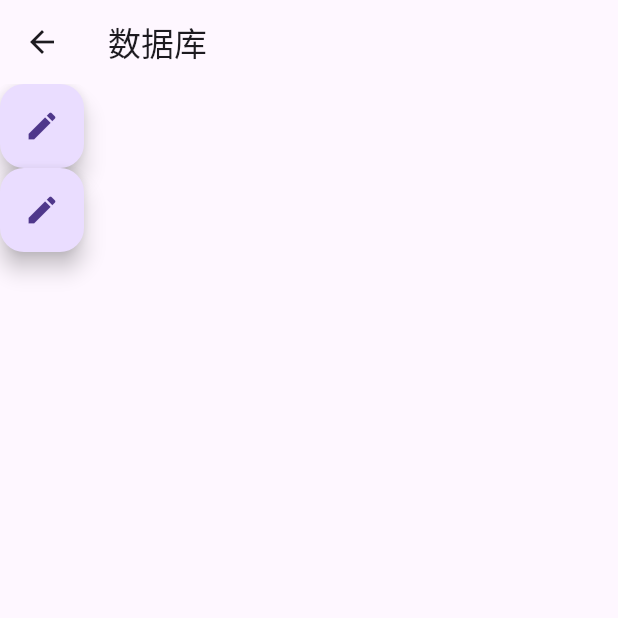
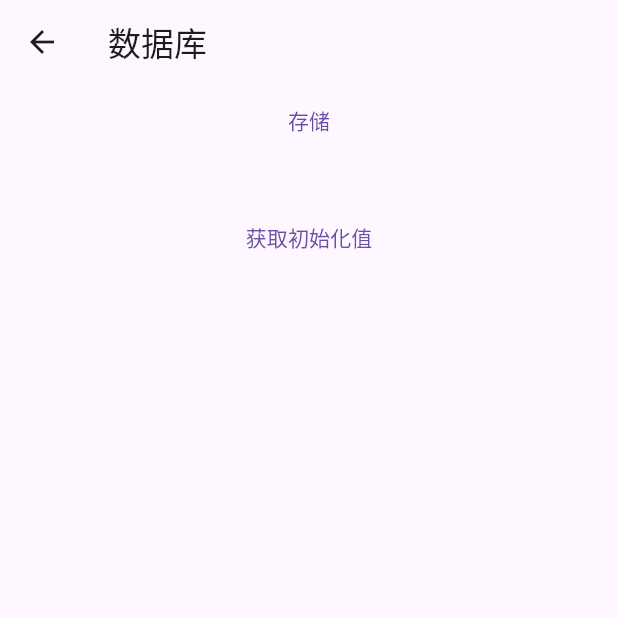
Before and after one commit to eatfishs/flutter-tool, a Flutter app: the dbPage screen opened directly, on a phone screen of 412 x 824 dp, the top half of it. Run offline on Flutter 3.47's test engine with Material 3 defaults, Android fonts, the phone set to English and light mode, and no system bars; our stand-ins replace date_format, shared_preferences; missing offline and left inert: dart:ffi; accounts and stored records are empty.

Commit message:
feat:存储值

```diff
--- a/flutter_module/lib/app/main.dart
+++ b/flutter_module/lib/app/main.dart
@@ -1,19 +1,24 @@
+import 'dart:ffi';
 import 'package:flutter/material.dart';
 import 'package:flutter/services.dart';
 import 'package:flutter_module/app/pages/color_page.dart';
 import 'package:flutter_module/app/pages/date_page.dart';
 import 'package:flutter_module/app/pages/db_page.dart';
+import '../core/data/db/sp.dart';
 
 
 
-void main() => runApp(const MyApp());
+void main() => runApp(MyApp());
 // 声明 MethodChannel
 const platform = MethodChannel('flutter_postData');
+class MyApp extends StatelessWidget {
 
-class MyApp extends StatelessWidget {
-  const MyApp({super.key});
   @override
   Widget build(BuildContext context) {
+    WidgetsBinding.instance?.addPostFrameCallback((_) async {
+
+    });
+
     return MaterialApp(
       title: 'Flutter Demo',
       theme: ThemeData(
@@ -24,6 +29,8 @@ class MyApp extends StatelessWidget {
     );
   }
 }
+
+
 
 class MyHomePage extends StatelessWidget {
   const MyHomePage({super.key});
--- a/flutter_module/lib/app/pages/db_page.dart
+++ b/flutter_module/lib/app/pages/db_page.dart
@@ -3,11 +3,30 @@
  * @date: 2024/12/6
  */
 import 'package:flutter/material.dart';
-import '../../core/thirdlib/sp.dart';
+import '../../core/data/db/sp.dart';
 import '../../core/widgets/custom_appBar_widget.dart';
 
-class dbPage extends StatelessWidget {
+class dbPage extends StatefulWidget {
+
   const dbPage({super.key});
+
+  @override
+  State<dbPage> createState() => _dbPageState();
+}
+
+class _dbPageState extends State<dbPage> {
+  String _string = "获取初始化值";
+  Future<void> _setString() async {
+    await PreferencesHelper.setString('example_key', '新值');
+  }
+  Future<String?> _getString() async{
+    String? text = await PreferencesHelper.getString('example_key');
+    setState(() {
+      _string = text ?? "";
+    });
+    return text;
+  }
+
   @override
   Widget build(BuildContext context) {
     return Scaffold(
@@ -19,24 +38,12 @@ class dbPage extends StatelessWidget {
         },
       ),
       body: Container(
+        alignment: Alignment.center,
         child: Column(
           children: <Widget>[
-                FloatingActionButton(
-                  onPressed: () async {
-                    await PreferencesHelper.instance.setString('example_key', 'new_value');
-                    // 刷新UI或导航到其他地方
-                  },
-                  tooltip: 'Update Value',
-                  child: Icon(Icons.edit),
-                ),
-                FloatingActionButton(
-                  onPressed: () async {
-                    await PreferencesHelper.instance.getString('example_key');
-                    // 刷新UI或导航到其他地方
-                  },
-                  tooltip: 'Update Value',
-                  child: Icon(Icons.edit),
-                ),
+            TextButton(onPressed: _setString, child: Text("存储")),
+            SizedBox(height: 30),
+            TextButton(onPressed: _getString, child: Text(this._string))
           ],
         ),
       ),
```
Also changed, not shown: flutter_module/lib/core/data/db/sp.dart (added, +79 -0 lines), flutter_module/lib/core/thirdlib/sp.dart (deleted, +0 -86 lines), 2 other files. Lines whose indentation alone changed are shown as unchanged.
